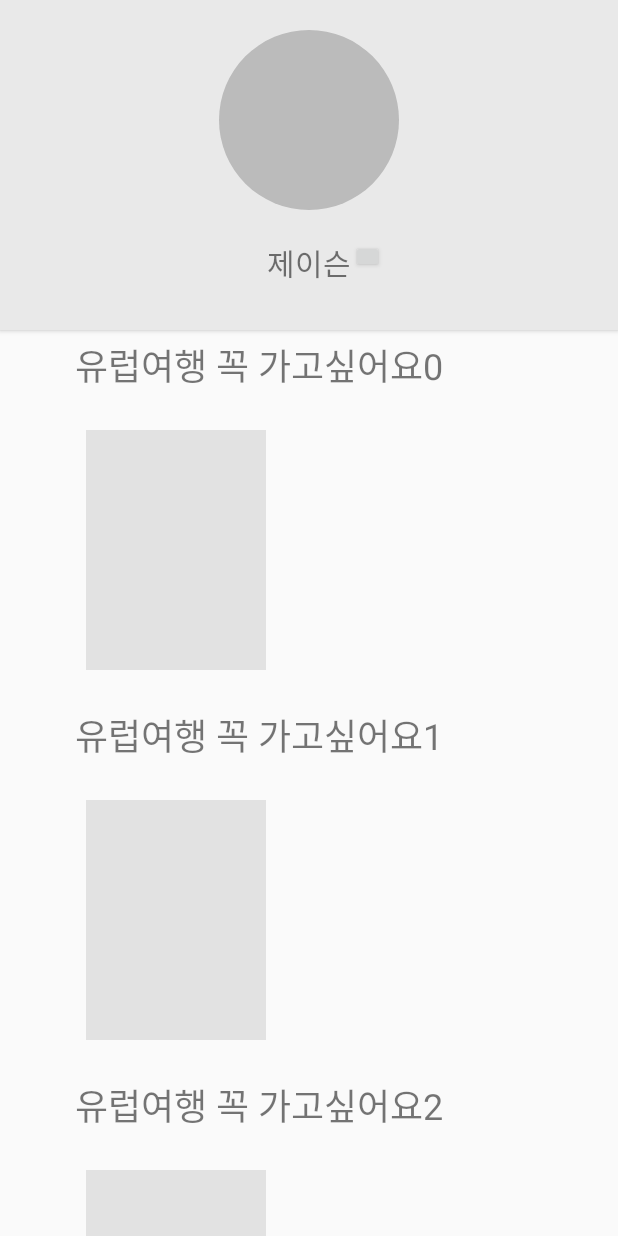
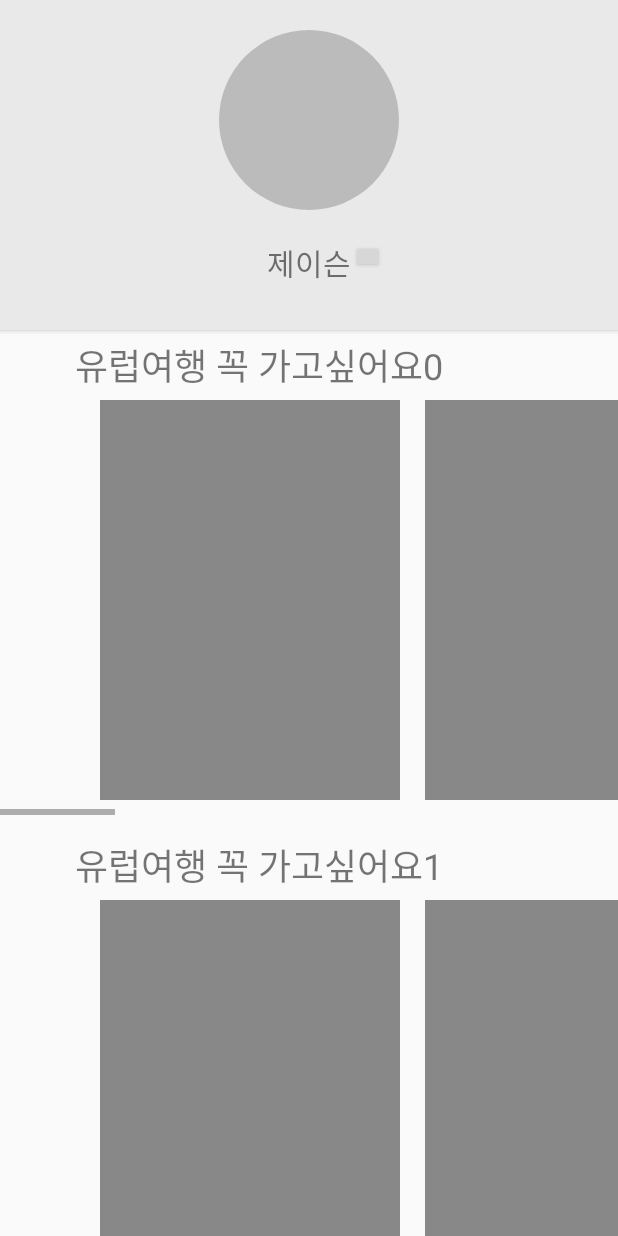
Before and after one commit to kuk941025/Unithon-Bucket101, an Android app: the ResultActivity screen opened directly, with no data from a screen before it, on a phone screen of 412 x 824 dp. Run offline under Robolectric (Android 15) with nearby library versions, the phone set to English and light mode, and no system bars; our stand-ins replace CircleImageView.

Commit message:
image dynamically added on vote activity

```diff
--- a/app/src/main/java/com/example/jkpark/bucketlist_unit/activity/ResultActivity.java
+++ b/app/src/main/java/com/example/jkpark/bucketlist_unit/activity/ResultActivity.java
@@ -33,7 +33,7 @@ public class ResultActivity extends AppCompatActivity {
         for (int i = 0; i < 100; i++){
             voteResults.add(new VoteResult("유럽여행 꼭 가고싶어요" + i));
         }
-        voteListAdapter = new VoteListAdapter(voteResults);
+        voteListAdapter = new VoteListAdapter(voteResults, getApplicationContext());
         mRecyclerView.setAdapter(voteListAdapter);
     }
 }
--- a/app/src/main/java/com/example/jkpark/bucketlist_unit/adapter/VoteListAdapter.java
+++ b/app/src/main/java/com/example/jkpark/bucketlist_unit/adapter/VoteListAdapter.java
@@ -1,32 +1,40 @@
 package com.example.jkpark.bucketlist_unit.adapter;
 
+import android.content.Context;
+import android.graphics.Color;
+import android.media.Image;
 import android.support.v7.view.menu.MenuView;
 import android.support.v7.widget.RecyclerView;
 import android.view.LayoutInflater;
 import android.view.View;
 import android.view.ViewGroup;
 import android.widget.ArrayAdapter;
+import android.widget.ImageView;
+import android.widget.LinearLayout;
 import android.widget.TextView;
 
 import com.example.jkpark.bucketlist_unit.R;
 import com.example.jkpark.bucketlist_unit.model.VoteResult;
 
 import java.util.ArrayList;
+import java.util.Random;
 
 public class VoteListAdapter extends RecyclerView.Adapter<VoteListAdapter.ViewHolder> {
+    Context context;
     ArrayList<VoteResult> voteResults;
 
-    public VoteListAdapter(ArrayList<VoteResult> voteResults) {
+    public VoteListAdapter(ArrayList<VoteResult> voteResults, Context context) {
+        this.context = context;
         this.voteResults = voteResults;
     }
 
     public static class ViewHolder extends RecyclerView.ViewHolder{
         public TextView title;
-        public int numPics;
+        public LinearLayout layout;
         public ViewHolder(View itemView) {
             super(itemView);
+            layout = (LinearLayout) itemView.findViewById(R.id.template_result_pic_layout);
             title = (TextView) itemView.findViewById(R.id.template_result_title);
-
         }
     }
     @Override
@@ -37,7 +45,21 @@ public class VoteListAdapter extends RecyclerView.Adapter<VoteListAdapter.ViewHo
 
     @Override
     public void onBindViewHolder(VoteListAdapter.ViewHolder holder, int position) {
+        int numPics = voteResults.get(position).getNum_pics();
+        Random rand = new Random();
         holder.title.setText(voteResults.get(position).getName());
+        holder.layout.setOrientation(LinearLayout.HORIZONTAL);
+        if (numPics == 0) numPics = rand.nextInt(5) + 3;
+
+        for (int i = 0; i < 10; i++){
+            ImageView image = new ImageView(context);
+            LinearLayout.LayoutParams lp = new LinearLayout.LayoutParams(300, 400);
+            lp.setMarginStart(25);
+            image.setLayoutParams(lp);
+            image.setBackgroundColor(Color.GRAY);
+            holder.layout.addView(image);
+        }
+
     }
 
     @Override
--- a/app/src/main/res/layout/template_result.xml
+++ b/app/src/main/res/layout/template_result.xml
@@ -13,19 +13,28 @@
         android:layout_marginTop="5dp"
         android:layout_marginBottom="5dp"
         />
-    <LinearLayout
-        android:id="@+id/template_result_pic_layout"
+    <HorizontalScrollView
         android:layout_width="wrap_content"
-        android:scrollbars="horizontal"
-        android:layout_height="200dp"
-        android:orientation="horizontal"
-        android:layout_marginLeft="50dp">
+        android:layout_height="wrap_content"
+        android:layout_marginBottom="10dp"
+        >
+        <LinearLayout
+            android:id="@+id/template_result_pic_layout"
+            android:layout_width="wrap_content"
+            android:layout_height="wrap_content"
+            android:orientation="horizontal"
+            android:layout_marginLeft="50dp"
+            android:layout_marginBottom="10dp">
 
-        <ImageView
-            android:layout_gravity="center"
-            android:layout_margin="7dp"
-            android:layout_width="120dp"
-            android:layout_height="160dp"
-            android:src="#e2e2e2"/>
-    </LinearLayout>
+            <!--<ImageView-->
+                <!--android:id="@+id/temp"-->
+                <!--android:layout_gravity="center"-->
+                <!--android:layout_margin="7dp"-->
+                <!--android:layout_width="120dp"-->
+                <!--android:layout_height="160dp"-->
+                <!--android:src="#e2e2e2"/>-->
+
+        </LinearLayout>
+
+</HorizontalScrollView>
 </LinearLayout>
```
